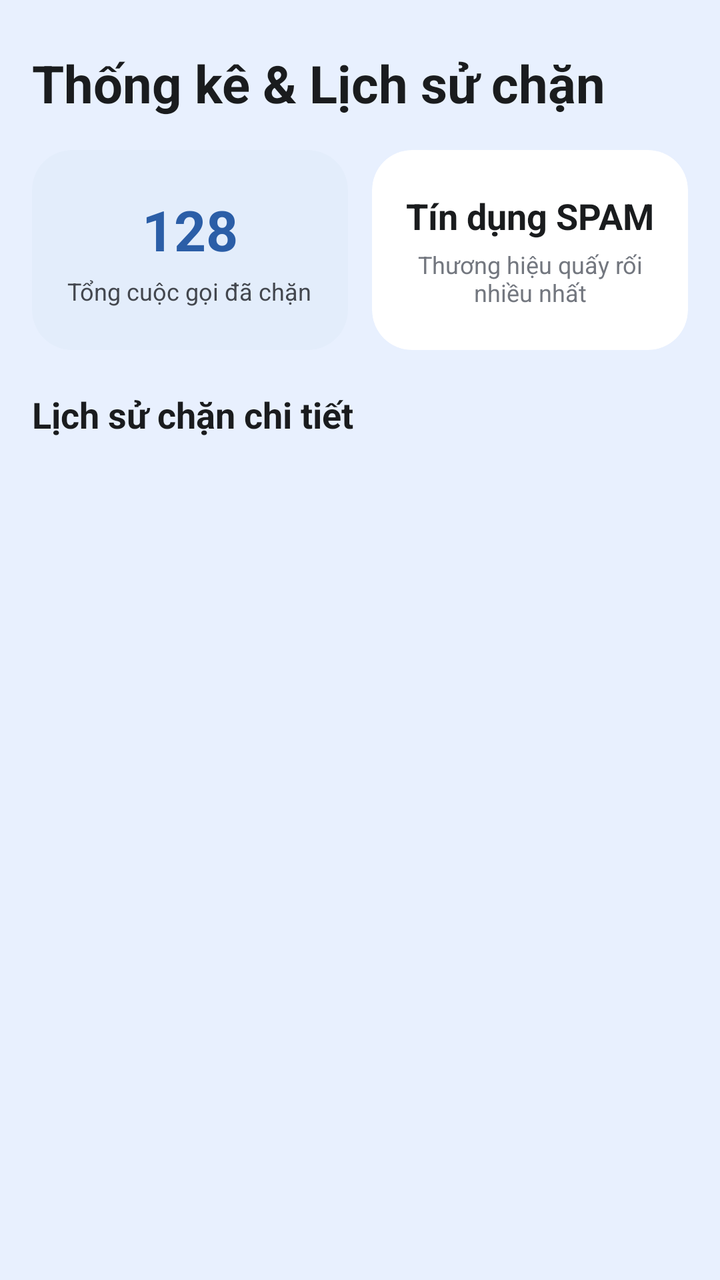
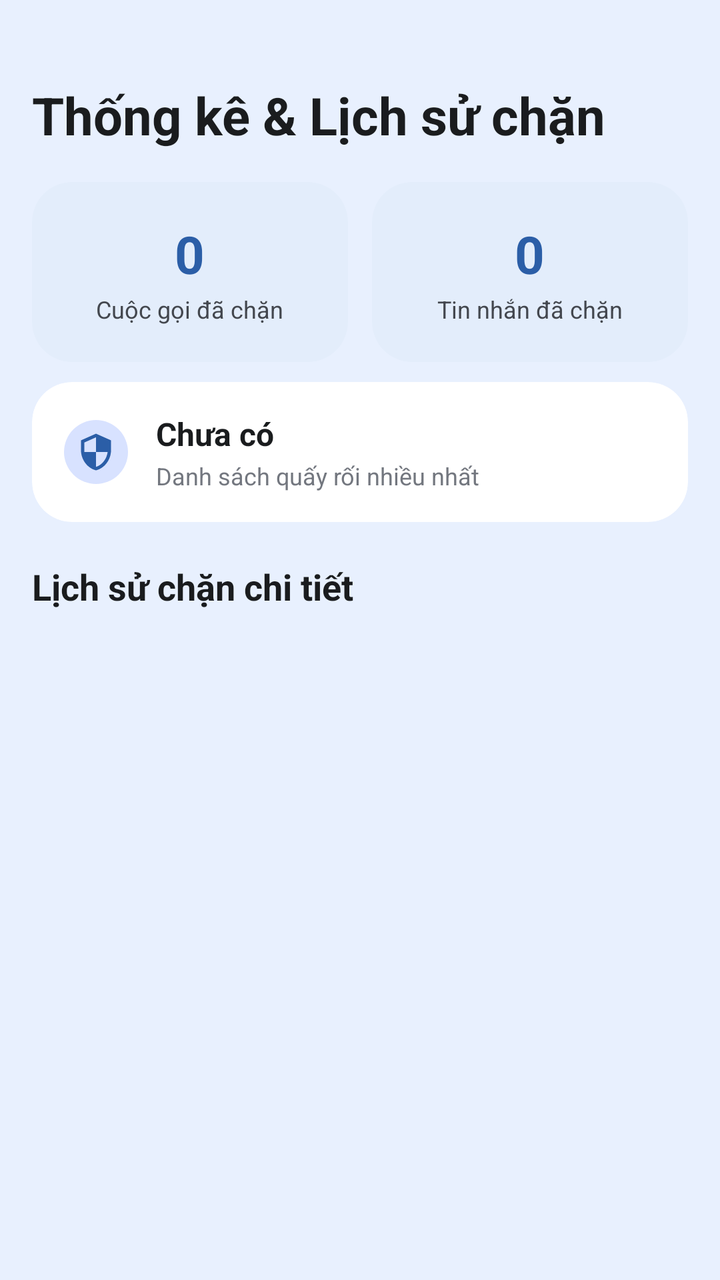

Compare the two renders of this Android layout. The source of the first and the diff that turns it into the second are given below.
<!-- AndroidManifest.xml: application theme Theme.CallBlock -->
<!-- res/layout/fragment_blocked_logs.xml -->
<?xml version="1.0" encoding="utf-8"?>
<LinearLayout xmlns:android="http://schemas.android.com/apk/res/android"
    xmlns:app="http://schemas.android.com/apk/res-auto"
    android:layout_width="match_parent"
    android:layout_height="match_parent"
    android:background="@color/pixel_blue_bg"
    android:orientation="vertical"
    android:padding="16dp">

    <TextView
        android:layout_width="match_parent"
        android:layout_height="wrap_content"
        android:layout_marginTop="8dp"
        android:text="@string/stats_title"
        android:textColor="@color/text_primary"
        android:textSize="26sp"
        android:textStyle="bold" />

    
    <LinearLayout
        android:layout_width="match_parent"
        android:layout_height="wrap_content"
        android:layout_marginTop="16dp"
        android:orientation="horizontal">

        <com.google.android.material.card.MaterialCardView
            android:layout_width="0dp"
            android:layout_height="100dp"
            android:layout_marginEnd="6dp"
            android:layout_weight="1"
            app:cardBackgroundColor="@color/pixel_card_light_blue"
            app:cardCornerRadius="20dp"
            app:cardElevation="0dp"
            app:strokeWidth="0dp">

            <LinearLayout
                android:layout_width="match_parent"
                android:layout_height="match_parent"
                android:gravity="center"
                android:orientation="vertical"
                android:padding="12dp">

                <TextView
                    android:id="@+id/tvTotalBlocked"
                    android:layout_width="wrap_content"
                    android:layout_height="wrap_content"
                    android:text="128"
                    android:textColor="@color/primary"
                    android:textSize="28sp"
                    android:textStyle="bold" />

                <TextView
                    android:layout_width="wrap_content"
                    android:layout_height="wrap_content"
                    android:layout_marginTop="4dp"
                    android:gravity="center"
                    android:text="@string/total_blocked"
                    android:textColor="@color/text_secondary"
                    android:textSize="12sp" />
            </LinearLayout>
        </com.google.android.material.card.MaterialCardView>

        <com.google.android.material.card.MaterialCardView
            android:layout_width="0dp"
            android:layout_height="100dp"
            android:layout_marginStart="6dp"
            android:layout_weight="1"
            app:cardBackgroundColor="@color/pixel_card_bg"
            app:cardCornerRadius="20dp"
            app:cardElevation="0dp"
            app:strokeWidth="0dp">

            <LinearLayout
                android:layout_width="match_parent"
                android:layout_height="match_parent"
                android:gravity="center"
                android:orientation="vertical"
                android:padding="12dp">

                <TextView
                    android:id="@+id/tvMostBlockedBrand"
                    android:layout_width="wrap_content"
                    android:layout_height="wrap_content"
                    android:ellipsize="end"
                    android:maxLines="1"
                    android:text="Tín dụng SPAM"
                    android:textColor="@color/text_primary"
                    android:textSize="18sp"
                    android:textStyle="bold" />

                <TextView
                    android:layout_width="wrap_content"
                    android:layout_height="wrap_content"
                    android:layout_marginTop="4dp"
                    android:gravity="center"
                    android:text="@string/most_blocked_brand"
                    android:textColor="@color/text_muted"
                    android:textSize="12sp" />
            </LinearLayout>
        </com.google.android.material.card.MaterialCardView>
    </LinearLayout>

    <TextView
        android:layout_width="match_parent"
        android:layout_height="wrap_content"
        android:layout_marginTop="20dp"
        android:text="Lịch sử chặn chi tiết"
        android:textColor="@color/text_primary"
        android:textSize="18sp"
        android:textStyle="bold" />

    <androidx.recyclerview.widget.RecyclerView
        android:id="@+id/rvBlockedLogs"
        android:layout_width="match_parent"
        android:layout_height="0dp"
        android:layout_marginTop="12dp"
        android:layout_weight="1"
        android:clipToPadding="false"
        android:paddingBottom="16dp" />

</LinearLayout>
<!-- resources referenced by this layout -->
<resources>
  <color name="pixel_blue_bg">#E8F0FE</color>
  <color name="pixel_card_bg">#FFFFFF</color>
  <color name="pixel_card_light_blue">#E3EDFB</color>
  <color name="primary">#2B5EA7</color>
  <color name="text_muted">#73777F</color>
  <color name="text_primary">#1A1C1E</color>
  <color name="text_secondary">#43474E</color>
  <string name="most_blocked_brand">Thương hiệu quấy rối nhiều nhất</string>
  <string name="stats_title">Thống kê &amp; Lịch sử chặn</string>
  <string name="total_blocked">Tổng cuộc gọi đã chặn</string>
  <style name="Theme.CallBlock" parent="Base.Theme.CallBlock" />
  <style name="Base.Theme.CallBlock" parent="Theme.Material3.DayNight.NoActionBar">
          
          <item name="colorPrimary">@color/primary</item>
          <item name="colorOnPrimary">@color/on_primary</item>
          <item name="colorPrimaryContainer">@color/primary_container</item>
          <item name="colorOnPrimaryContainer">@color/on_primary_container</item>
          <item name="android:statusBarColor">@color/pixel_blue_bg</item>
          <item name="android:windowLightStatusBar">true</item>
          <item name="android:windowBackground">@color/pixel_blue_bg</item>
      </style>
  <color name="on_primary">#FFFFFF</color>
  <color name="primary_container">#D8E2FF</color>
  <color name="on_primary_container">#001A41</color>
</resources>

<!-- the commit's change to res/layout/fragment_blocked_logs.xml (unified diff, before → after) -->
@@ -10,7 +10,7 @@
     <TextView
         android:layout_width="match_parent"
         android:layout_height="wrap_content"
-        android:layout_marginTop="8dp"
+        android:layout_marginTop="24dp"
         android:text="@string/stats_title"
         android:textColor="@color/text_primary"
         android:textSize="26sp"
@@ -25,7 +25,7 @@
 
         <com.google.android.material.card.MaterialCardView
             android:layout_width="0dp"
-            android:layout_height="100dp"
+            android:layout_height="90dp"
             android:layout_marginEnd="6dp"
             android:layout_weight="1"
             app:cardBackgroundColor="@color/pixel_card_light_blue"
@@ -38,23 +38,23 @@
                 android:layout_height="match_parent"
                 android:gravity="center"
                 android:orientation="vertical"
-                android:padding="12dp">
+                android:padding="10dp">
 
                 <TextView
-                    android:id="@+id/tvTotalBlocked"
+                    android:id="@+id/tvTotalCalls"
                     android:layout_width="wrap_content"
                     android:layout_height="wrap_content"
-                    android:text="128"
+                    android:text="0"
                     android:textColor="@color/primary"
-                    android:textSize="28sp"
+                    android:textSize="26sp"
                     android:textStyle="bold" />
 
                 <TextView
                     android:layout_width="wrap_content"
                     android:layout_height="wrap_content"
-                    android:layout_marginTop="4dp"
+                    android:layout_marginTop="2dp"
                     android:gravity="center"
-                    android:text="@string/total_blocked"
+                    android:text="@string/total_blocked_calls"
                     android:textColor="@color/text_secondary"
                     android:textSize="12sp" />
             </LinearLayout>
@@ -62,10 +62,10 @@
 
         <com.google.android.material.card.MaterialCardView
             android:layout_width="0dp"
-            android:layout_height="100dp"
+            android:layout_height="90dp"
             android:layout_marginStart="6dp"
             android:layout_weight="1"
-            app:cardBackgroundColor="@color/pixel_card_bg"
+            app:cardBackgroundColor="@color/pixel_card_light_blue"
             app:cardCornerRadius="20dp"
             app:cardElevation="0dp"
             app:strokeWidth="0dp">
@@ -75,7 +75,61 @@
                 android:layout_height="match_parent"
                 android:gravity="center"
                 android:orientation="vertical"
-                android:padding="12dp">
+                android:padding="10dp">
+
+                <TextView
+                    android:id="@+id/tvTotalSms"
+                    android:layout_width="wrap_content"
+                    android:layout_height="wrap_content"
+                    android:text="0"
+                    android:textColor="@color/primary"
+                    android:textSize="26sp"
+                    android:textStyle="bold" />
+
+                <TextView
+                    android:layout_width="wrap_content"
+                    android:layout_height="wrap_content"
+                    android:layout_marginTop="2dp"
+                    android:gravity="center"
+                    android:text="@string/total_blocked_sms"
+                    android:textColor="@color/text_secondary"
+                    android:textSize="12sp" />
+            </LinearLayout>
+        </com.google.android.material.card.MaterialCardView>
+    </LinearLayout>
+
+    
+    <com.google.android.material.card.MaterialCardView
+        android:layout_width="match_parent"
+        android:layout_height="70dp"
+        android:layout_marginTop="10dp"
+        app:cardBackgroundColor="@color/pixel_card_bg"
+        app:cardCornerRadius="20dp"
+        app:cardElevation="0dp"
+        app:strokeWidth="0dp">
+
+        <LinearLayout
+            android:layout_width="match_parent"
+            android:layout_height="match_parent"
+            android:gravity="center_vertical"
+            android:orientation="horizontal"
+            android:paddingStart="16dp"
+            android:paddingEnd="16dp">
+
+            <ImageView
+                android:layout_width="32dp"
+                android:layout_height="32dp"
+                android:background="@drawable/circle_blue_bg"
+                android:padding="6dp"
+                android:src="@drawable/ic_shield"
+                app:tint="@color/primary" />
+
+            <LinearLayout
+                android:layout_width="0dp"
+                android:layout_height="wrap_content"
+                android:layout_marginStart="14dp"
+                android:layout_weight="1"
+                android:orientation="vertical">
 
                 <TextView
                     android:id="@+id/tvMostBlockedBrand"
@@ -83,22 +137,21 @@
                     android:layout_height="wrap_content"
                     android:ellipsize="end"
                     android:maxLines="1"
-                    android:text="Tín dụng SPAM"
+                    android:text="Chưa có"
                     android:textColor="@color/text_primary"
-                    android:textSize="18sp"
+                    android:textSize="16sp"
                     android:textStyle="bold" />
 
                 <TextView
                     android:layout_width="wrap_content"
                     android:layout_height="wrap_content"
-                    android:layout_marginTop="4dp"
-                    android:gravity="center"
+                    android:layout_marginTop="2dp"
                     android:text="@string/most_blocked_brand"
                     android:textColor="@color/text_muted"
                     android:textSize="12sp" />
             </LinearLayout>
-        </com.google.android.material.card.MaterialCardView>
-    </LinearLayout>
+        </LinearLayout>
+    </com.google.android.material.card.MaterialCardView>
 
     <TextView
         android:layout_width="match_parent"
<!-- resource entries referenced after the edit -->
@@ -7,9 +7,26 @@
   <color name="text_muted">#73777F</color>
   <color name="text_primary">#1A1C1E</color>
   <color name="text_secondary">#43474E</color>
-  <string name="most_blocked_brand">Thương hiệu quấy rối nhiều nhất</string>
+  <!-- drawable circle_blue_bg (drawable) -->
+  <?xml version="1.0" encoding="utf-8"?>
+  <shape xmlns:android="http://schemas.android.com/apk/res/android"
+      android:shape="oval">
+      <solid android:color="@color/primary_container" />
+  </shape>
+  <!-- drawable ic_shield (drawable) -->
+  <vector xmlns:android="http://schemas.android.com/apk/res/android"
+      android:width="24dp"
+      android:height="24dp"
+      android:viewportWidth="24"
+      android:viewportHeight="24">
+      <path
+          android:fillColor="#FF000000"
+          android:pathData="M12,1L3,5v6c0,5.55 3.84,10.74 9,12 5.16,-1.26 9,-6.45 9,-12V5l-9,-4zm0,10.99h7c-0.53,4.12 -3.28,7.79 -7,8.94V12H5V6.3l7,-3.11v8.8z"/>
+  </vector>
+  <string name="most_blocked_brand">Danh sách quấy rối nhiều nhất</string>
   <string name="stats_title">Thống kê &amp; Lịch sử chặn</string>
-  <string name="total_blocked">Tổng cuộc gọi đã chặn</string>
+  <string name="total_blocked_calls">Cuộc gọi đã chặn</string>
+  <string name="total_blocked_sms">Tin nhắn đã chặn</string>
   <style name="Theme.CallBlock" parent="Base.Theme.CallBlock" />
   <style name="Base.Theme.CallBlock" parent="Theme.Material3.DayNight.NoActionBar">
           
